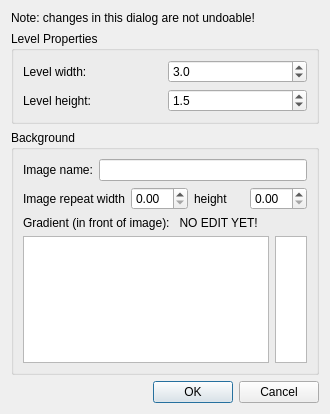
This is src/view/EditLevelProperties.ui in the-butterfly-effect/tbe as Qt 5 draws it before an edit. The edited form follows.
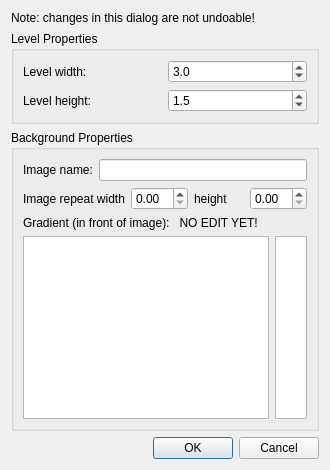
This is the edited form.

Commit message: Finish level property editor to also edit backgrounds. This resolves ticket:58.

Patch:
```diff
--- a/src/view/EditLevelProperties.ui
+++ b/src/view/EditLevelProperties.ui
@@ -7,7 +7,7 @@
     <x>0</x>
     <y>0</y>
     <width>330</width>
-    <height>414</height>
+    <height>470</height>
    </rect>
   </property>
   <property name="windowTitle">
@@ -100,7 +100,7 @@
    <item>
     <widget class="QGroupBox" name="groupBox_2">
      <property name="title">
-      <string>Background</string>
+      <string>Background Properties</string>
      </property>
      <layout class="QVBoxLayout" name="verticalLayout">
       <item>
@@ -169,7 +169,7 @@
       <item>
        <layout class="QHBoxLayout" name="horizontalLayout_2">
         <item>
-         <widget class="QTableWidget" name="tableWidget">
+         <widget class="QTableView" name="tableView">
           <property name="toolTip">
            <string>This table defines the gradient of the background. Each line is a stop. You need at least two stops.</string>
           </property>
```
Left out of the diff: 6 changed lines with no effect on the pictures. The commit also changes 2 other files.
